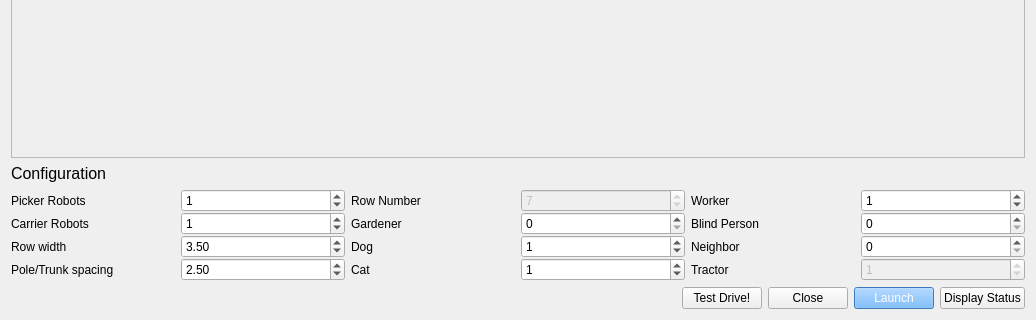
Above: gui/mainwindow.ui from gdsl/SOFTENG-306-PROJECT-1 before the change; both pictures show x 0 to 1036 and y 446 to 766 of the 1036 by 766 pixel window. Below: the same form after it.
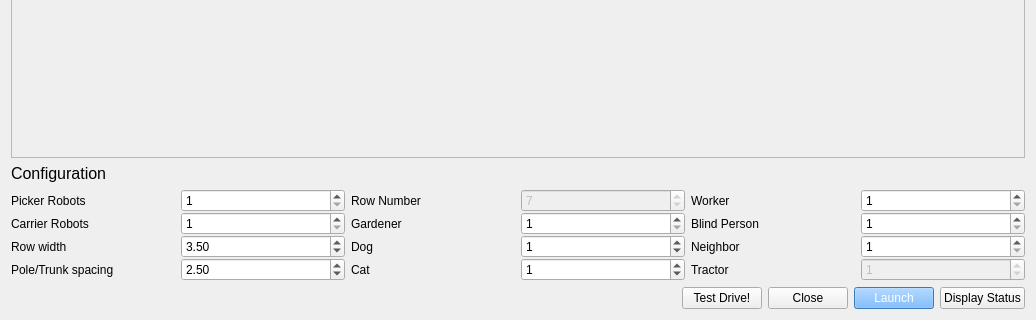
That is the form after the change.

Commit message: added min/max to GUI and changed trunk AND pole height/width to 0.3 to give more room in between rows

What changed in the file:
```diff
--- a/gui/mainwindow.ui
+++ b/gui/mainwindow.ui
@@ -162,6 +162,12 @@
         </item>
         <item row="0" column="1">
          <widget class="QSpinBox" name="pickerSpinner">
+          <property name="minimum">
+           <number>1</number>
+          </property>
+          <property name="maximum">
+           <number>7</number>
+          </property>
           <property name="value">
            <number>1</number>
           </property>
@@ -197,6 +203,12 @@
         </item>
         <item row="2" column="1">
          <widget class="QSpinBox" name="carrierSpinner">
+          <property name="minimum">
+           <number>1</number>
+          </property>
+          <property name="maximum">
+           <number>7</number>
+          </property>
           <property name="value">
            <number>1</number>
           </property>
@@ -252,8 +264,14 @@
         </item>
         <item row="4" column="5">
          <widget class="QSpinBox" name="neighborSpinner">
+          <property name="minimum">
+           <number>1</number>
+          </property>
+          <property name="maximum">
+           <number>3</number>
+          </property>
           <property name="value">
-           <number>0</number>
+           <number>1</number>
           </property>
          </widget>
         </item>
@@ -266,8 +284,14 @@
         </item>
         <item row="2" column="5">
          <widget class="QSpinBox" name="blindPersonSpinner">
+          <property name="minimum">
+           <number>1</number>
+          </property>
+          <property name="maximum">
+           <number>3</number>
+          </property>
           <property name="value">
-           <number>0</number>
+           <number>1</number>
           </property>
          </widget>
         </item>
@@ -294,6 +318,12 @@
         </item>
         <item row="0" column="5">
          <widget class="QSpinBox" name="workerSpinner">
+          <property name="minimum">
+           <number>1</number>
+          </property>
+          <property name="maximum">
+           <number>4</number>
+          </property>
           <property name="value">
            <number>1</number>
           </property>
@@ -301,8 +331,14 @@
         </item>
         <item row="2" column="3">
          <widget class="QSpinBox" name="gardenerSpinner">
+          <property name="minimum">
+           <number>1</number>
+          </property>
+          <property name="maximum">
+           <number>4</number>
+          </property>
           <property name="value">
-           <number>0</number>
+           <number>1</number>
           </property>
          </widget>
         </item>
```
Left out of the diff: 12 changed lines with no effect on the pictures. The commit also changes 2 other files.
